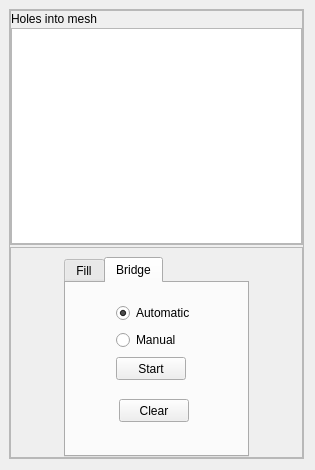
Before: the Qt Designer form src/fgt/edit_hole/edit_hole.ui in cnr-isti-vclab/meshlab, drawn with Qt 5.
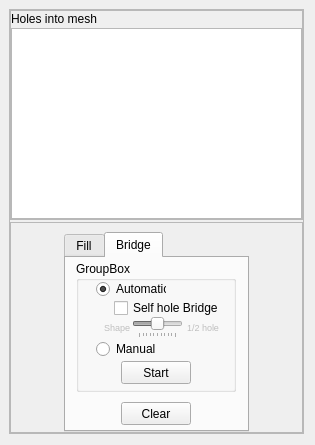
After: the same form once the commit is applied. The open tabs and pages were chosen to show the change.

Commit message:
Auto bridging implementation (may be object function have to be revisited)
bug-fix: fgtHole->haveBorderFace reimplemented

Patch:
```diff
--- a/src/fgt/edit_hole/edit_hole.ui
+++ b/src/fgt/edit_hole/edit_hole.ui
@@ -9,7 +9,7 @@
     <x>0</x>
     <y>0</y>
     <width>315</width>
-    <height>470</height>
+    <height>445</height>
    </rect>
   </property>
   <property name="sizePolicy" >
@@ -488,8 +488,8 @@
              </property>
              <property name="geometry" >
               <rect>
-               <x>53</x>
-               <y>116</y>
+               <x>55</x>
+               <y>144</y>
                <width>70</width>
                <height>23</height>
               </rect>
@@ -516,18 +516,49 @@
               <string>Clear</string>
              </property>
             </widget>
-            <widget class="QWidget" name="" >
+            <widget class="QGroupBox" name="groupBox" >
              <property name="geometry" >
               <rect>
-               <x>-1</x>
-               <y>19</y>
-               <width>181</width>
-               <height>81</height>
+               <x>10</x>
+               <y>3</y>
+               <width>160</width>
+               <height>131</height>
               </rect>
              </property>
-             <layout class="QGridLayout" >
-              <item row="0" column="0" >
+             <property name="sizePolicy" >
+              <sizepolicy vsizetype="Fixed" hsizetype="Fixed" >
+               <horstretch>0</horstretch>
+               <verstretch>0</verstretch>
+              </sizepolicy>
+             </property>
+             <property name="title" >
+              <string>GroupBox</string>
+             </property>
+             <widget class="QCheckBox" name="selfHoleChkB" >
+              <property name="geometry" >
+               <rect>
+                <x>38</x>
+                <y>38</y>
+                <width>111</width>
+                <height>18</height>
+               </rect>
+              </property>
+              <property name="text" >
+               <string>Self hole Bridge</string>
+              </property>
+              <property name="checked" >
+               <bool>false</bool>
+              </property>
+             </widget>
                <widget class="QRadioButton" name="autoBridgeRBtm" >
+              <property name="geometry" >
+               <rect>
+                <x>20</x>
+                <y>19</y>
+                <width>70</width>
+                <height>18</height>
+               </rect>
+              </property>
                 <property name="text" >
                  <string>Automatic</string>
                 </property>
@@ -535,16 +566,28 @@
                  <bool>true</bool>
                 </property>
                </widget>
-              </item>
-              <item row="1" column="0" >
                <widget class="QRadioButton" name="manualBridgeRBtm" >
+              <property name="geometry" >
+               <rect>
+                <x>20</x>
+                <y>79</y>
+                <width>70</width>
+                <height>18</height>
+               </rect>
+              </property>
                 <property name="text" >
                  <string>Manual</string>
                 </property>
                </widget>
-              </item>
-              <item row="2" column="0" >
                <widget class="QPushButton" name="bridgeButton" >
+              <property name="geometry" >
+               <rect>
+                <x>45</x>
+                <y>100</y>
+                <width>70</width>
+                <height>23</height>
+               </rect>
+              </property>
                 <property name="sizePolicy" >
                  <sizepolicy vsizetype="Fixed" hsizetype="Fixed" >
                   <horstretch>0</horstretch>
@@ -567,8 +610,91 @@
                  <string>Start</string>
                 </property>
                </widget>
-              </item>
-             </layout>
+             <widget class="QLabel" name="label_sld_dx" >
+              <property name="enabled" >
+               <bool>false</bool>
+              </property>
+              <property name="geometry" >
+               <rect>
+                <x>111</x>
+                <y>56</y>
+                <width>32</width>
+                <height>20</height>
+               </rect>
+              </property>
+              <property name="font" >
+               <font>
+                <pointsize>7</pointsize>
+               </font>
+              </property>
+              <property name="text" >
+               <string>1/2 hole</string>
+              </property>
+              <property name="textFormat" >
+               <enum>Qt::AutoText</enum>
+              </property>
+             </widget>
+             <widget class="QLabel" name="label_sld_sx" >
+              <property name="enabled" >
+               <bool>false</bool>
+              </property>
+              <property name="geometry" >
+               <rect>
+                <x>28</x>
+                <y>56</y>
+                <width>27</width>
+                <height>20</height>
+               </rect>
+              </property>
+              <property name="font" >
+               <font>
+                <pointsize>7</pointsize>
+               </font>
+              </property>
+              <property name="text" >
+               <string>Shape</string>
+              </property>
+              <property name="textFormat" >
+               <enum>Qt::AutoText</enum>
+              </property>
+             </widget>
+             <widget class="QSlider" name="bridgeParamSld" >
+              <property name="enabled" >
+               <bool>false</bool>
+              </property>
+              <property name="geometry" >
+               <rect>
+                <x>56</x>
+                <y>56</y>
+                <width>51</width>
+                <height>21</height>
+               </rect>
+              </property>
+              <property name="layoutDirection" >
+               <enum>Qt::RightToLeft</enum>
+              </property>
+              <property name="maximum" >
+               <number>100</number>
+              </property>
+              <property name="sliderPosition" >
+               <number>50</number>
+              </property>
+              <property name="tracking" >
+               <bool>true</bool>
+              </property>
+              <property name="orientation" >
+               <enum>Qt::Horizontal</enum>
+              </property>
+              <property name="invertedAppearance" >
+               <bool>true</bool>
+              </property>
+              <property name="tickPosition" >
+               <enum>QSlider::TicksBelow</enum>
+              </property>
+              <property name="tickInterval" >
+               <number>0</number>
+              </property>
+             </widget>
             </widget>
            </widget>
           </widget>
```
Left out of the diff: 64 changed lines with no effect on the pictures. Lines whose indentation alone changed are shown as unchanged. The commit also changes 8 other files.
